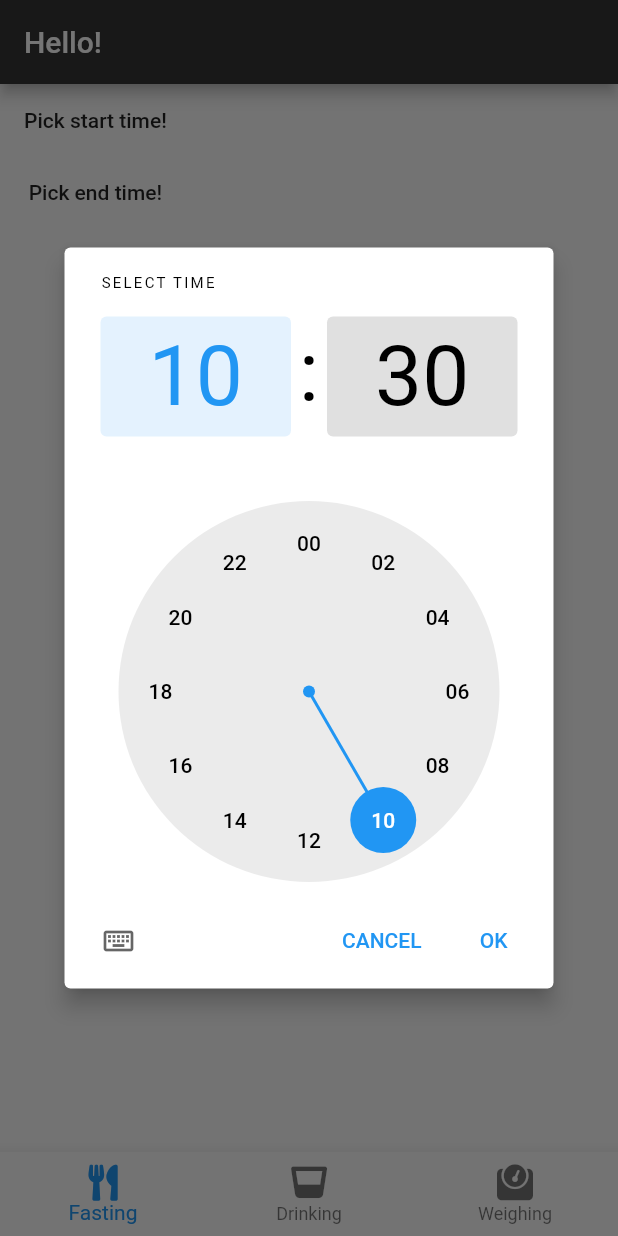
After one commit to 4ndre4s/bmi-calculator, a Flutter app: the Home screen opened directly, after a tap on "Pick start time!", on a phone screen of 412 x 824 dp. The commit adds this screen. Run offline on Flutter 3.47's test engine with Material 2 defaults, Android fonts, the phone set to English and light mode, and no system bars; our stand-ins replace font_awesome_flutter, sqflite; accounts and stored records are empty; Roboto replaces fonts that are missing (Georgia).

Commit message:
Add tab layout, implemented time picking

```diff
--- /dev/null
+++ b/lib/Home.dart
@@ -0,0 +1,157 @@
+import 'package:flutter/material.dart';
+import 'package:font_awesome_flutter/font_awesome_flutter.dart';
+
+import 'UserData.dart';
+
+class Home extends StatefulWidget {
+  @override
+  _HomeState createState() => _HomeState();
+}
+
+class _HomeState extends State<Home> {
+  int _selectedIndex = 0;
+
+  final List<Widget> _tabs = <Widget>[
+    FastingTab(),
+    DrinkingTab(),
+    WeighingTab()
+  ];
+
+  @override
+  Widget build(BuildContext context) {
+    return Scaffold(
+      appBar: AppBar(
+        title: AppBarTitle(),
+      ),
+      body: Container(
+        child: _tabs.elementAt(_selectedIndex),
+      ),
+      bottomNavigationBar: BottomNavigationBar(
+        items: [
+          BottomNavigationBarItem(
+              icon: FaIcon(FontAwesomeIcons.utensils), title: Text("Fasting")),
+          BottomNavigationBarItem(
+              icon: FaIcon(FontAwesomeIcons.glassWhiskey),
+              title: Text("Drinking")),
+          BottomNavigationBarItem(
+              icon: FaIcon(FontAwesomeIcons.weight), title: Text("Weighing"))
+        ],
+        currentIndex: _selectedIndex,
+        onTap: (index) {
+          setState(() {
+            _selectedIndex = index;
+          });
+        },
+      ),
+    );
+  }
+}
+
+class FastingTab extends StatefulWidget {
+  @override
+  _FastingTabState createState() => _FastingTabState();
+}
+
+class _FastingTabState extends State<FastingTab> {
+  TimeOfDay _startTime;
+  TimeOfDay _endTime;
+
+  @override
+  Widget build(BuildContext context) {
+    return Column(
+      children: <Widget>[
+        _buildTimePickerButton(
+            "Pick start time!", _startTime, "Start", _updateStartTime),
+        _buildTimePickerButton(
+            "Pick end time!", _endTime, "End", _updateEndTime)
+      ],
+    );
+  }
+
+  void _updateStartTime(time) {
+    setState(() {
+      _startTime = time;
+    });
+  }
+
+  void _updateEndTime(time) {
+    setState(() {
+      _endTime = time;
+    });
+  }
+
+  String formatTime(int time) {
+    final String timeString = time.toString();
+    return (time < 10 ? "0" + timeString : timeString);
+  }
+
+  _buildTimePickerButton(String initialText, TimeOfDay timeOfDay, String suffix,
+      Function updateFunction) {
+    return FlatButton(
+      child: Text(timeOfDay == null
+          ? initialText
+          : suffix +
+              ": " +
+              formatTime(timeOfDay.hour) +
+              ":" +
+              formatTime(timeOfDay.minute)),
+      onPressed: () async {
+        final pickedTime = await showTimePicker(
+            context: (context),
+            initialTime: TimeOfDay.now(),
+            builder: (BuildContext context, Widget child) {
+              return MediaQuery(
+                data: MediaQuery.of(context)
+                    .copyWith(alwaysUse24HourFormat: true),
+                child: child,
+              );
+            });
+        updateFunction(pickedTime);
+      },
+    );
+  }
+}
+
+class DrinkingTab extends StatelessWidget {
+  @override
+  Widget build(BuildContext context) {
+    return Column();
+  }
+}
+
+class WeighingTab extends StatelessWidget {
+  @override
+  Widget build(BuildContext context) {
+    return Column();
+  }
+}
+
+class AppBarTitle extends StatefulWidget {
+  @override
+  _AppBarTitleState createState() => _AppBarTitleState();
+}
+
+class _AppBarTitleState extends State<AppBarTitle> {
+  Map<String, dynamic> _userData;
+
+  @override
+  void initState() {
+    super.initState();
+    _setUserData();
+  }
+
+  void _setUserData() async {
+    final userData = await UserData.getData();
+    setState(() {
+      _userData = userData;
+    });
+  }
+
+  @override
+  Widget build(BuildContext context) {
+    if (_userData == null) {
+      return Text("Hello!");
+    }
+    return Text("Howdy " + _userData['name'] + "!");
+  }
+}
--- a/lib/main.dart
+++ b/lib/main.dart
@@ -1,7 +1,7 @@
 import 'package:flutter/material.dart';
 import 'package:flutter/services.dart';
 import 'package:flutter/widgets.dart';
-import 'package:weightloss_mate/BmiCalculator.dart';
+import 'package:weightloss_mate/Home.dart';
 
 import 'UserData.dart';
 
@@ -28,7 +28,7 @@ class _MyAppState extends State<MyApp> {
         ),
         home: this._isUserdataEmpty == null
             ? Scaffold()
-            : this._isUserdataEmpty ? WelcomeScreen() : BmiCalculator());
+            : this._isUserdataEmpty ? WelcomeScreen() : Home());
   }
 
   @override
@@ -145,10 +145,8 @@ class _WelcomeScreenState extends State<WelcomeScreen> {
                       onPressed: () async {
                         UserData(_name, _age, _selectedGender, _size, _weight)
                             .persist();
-                        Navigator.pushReplacement(
-                            context,
-                            MaterialPageRoute(
-                                builder: (context) => BmiCalculator()));
+                        Navigator.pushReplacement(context,
+                            MaterialPageRoute(builder: (context) => Home()));
                       },
                     )
                   ],
--- a/pubspec.yaml
+++ b/pubspec.yaml
@@ -23,6 +23,7 @@ dependencies:
   path_provider: 1.6.10
   sqflite: 1.3.1
   path: 1.7.0
+  font_awesome_flutter: 8.8.1
 
   # The following adds the Cupertino Icons font to your application.
   # Use with the CupertinoIcons class for iOS style icons.
```
Also changed, not shown: pubspec.lock.
